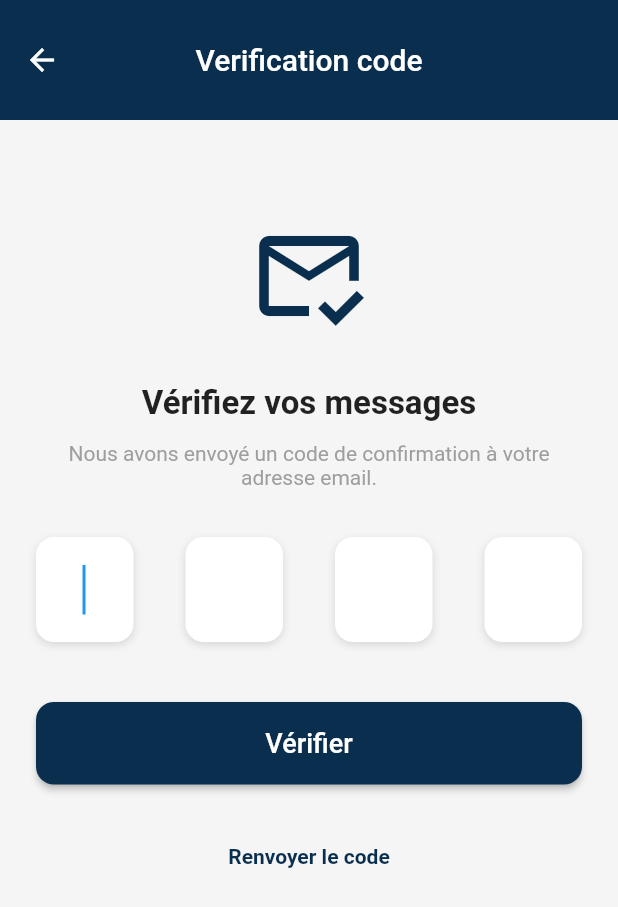
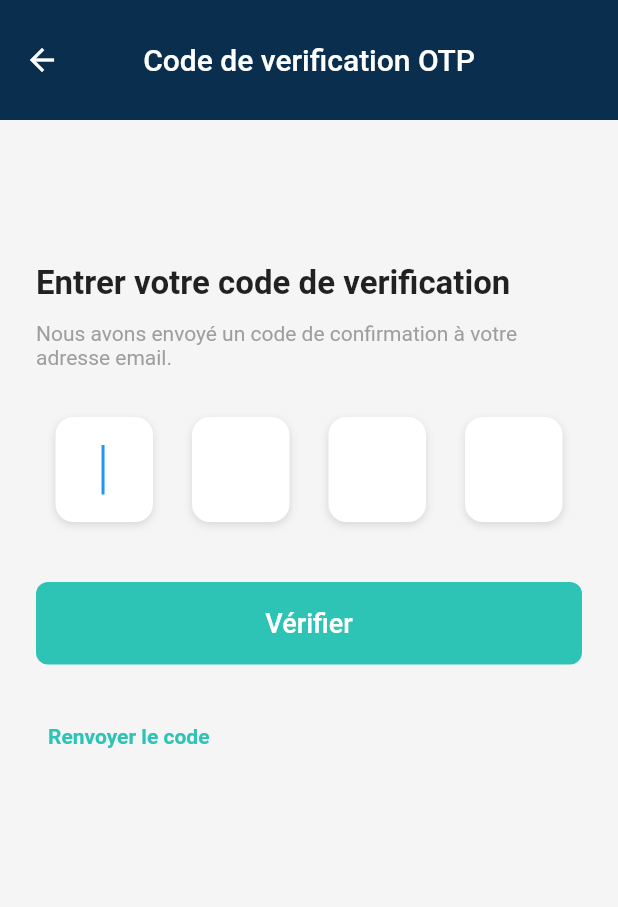
Before and after one commit to ramkristen16/secure_vote, a Flutter app: the VerificationPage screen opened directly, on a phone screen of 412 x 824 dp. Shown: the top 907 px of the screen. Run offline on Flutter 3.47's test engine with Material 3 defaults, Android fonts, the phone set to English and light mode, and no system bars; our stand-ins replace app_links, dio, flutter_secure_storage, share_plus, shared_preferences; missing offline and left inert: encrypt; accounts and stored records are empty.

```diff
--- a/lib/features/auth/verification_page.dart
+++ b/lib/features/auth/verification_page.dart
@@ -12,31 +12,31 @@ class VerificationPage extends StatelessWidget {
         backgroundColor: const Color(0xff0a2e4d),
         elevation: 0,
         toolbarHeight: 80,
-        title: const Text("Verification code"),
+        title: const Text("Code de verification OTP"),
         centerTitle: true,
       ),
       body: SingleChildScrollView(
         padding: const EdgeInsets.all(24.0),
         child: Column(
+          crossAxisAlignment: CrossAxisAlignment.start,
           children: [
             const SizedBox(height: 40),
-            const Icon(Icons.mark_email_read_outlined, size: 80, color: Color(0xff0a2e4d)),
             const SizedBox(height: 32),
             const Text(
-              "Vérifiez vos messages",
+              "Entrer votre code de verification",
               style: TextStyle(fontSize: 22, fontWeight: FontWeight.bold),
             ),
             const SizedBox(height: 12),
             const Text(
               "Nous avons envoyé un code de confirmation à votre adresse email.",
-              textAlign: TextAlign.center,
+              textAlign: TextAlign.start,
               style: TextStyle(color: Colors.grey),
             ),
             const SizedBox(height: 32),
 
             // Ligne des champs OTP
             Row(
-              mainAxisAlignment: MainAxisAlignment.spaceBetween,
+              mainAxisAlignment: MainAxisAlignment.spaceAround,
               children: List.generate(4, (index) => _otpInputBox(context, index == 0)),
             ),
 
@@ -51,8 +51,12 @@ class VerificationPage extends StatelessWidget {
                   // Logique de vérification ici
                 },
                 style: ElevatedButton.styleFrom(
-                  backgroundColor: const Color(0xff0a2e4d),
-                  shape: RoundedRectangleBorder(borderRadius: BorderRadius.circular(12)),
+                  backgroundColor: const Color(0xFF2DC4B6),
+                  foregroundColor: Colors.white,
+                  elevation: 0,
+                  shape: RoundedRectangleBorder(
+                    borderRadius: BorderRadius.circular(8),
+                  ),
                 ),
                 child: const Text("Vérifier", style: TextStyle(fontSize: 18, color: Colors.white)),
               ),
@@ -63,7 +67,7 @@ class VerificationPage extends StatelessWidget {
               onPressed: () {},
               child: const Text(
                 "Renvoyer le code",
-                style: TextStyle(color: Color(0xff0a2e4d), fontWeight: FontWeight.bold),
+                style: TextStyle(color: Color(0xFF2DC4B6), fontWeight: FontWeight.bold),
               ),
             ),
           ],
```
